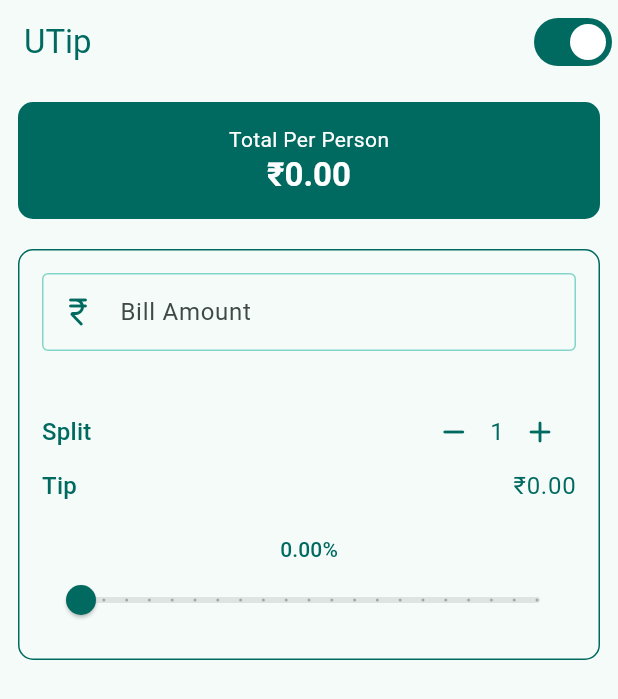
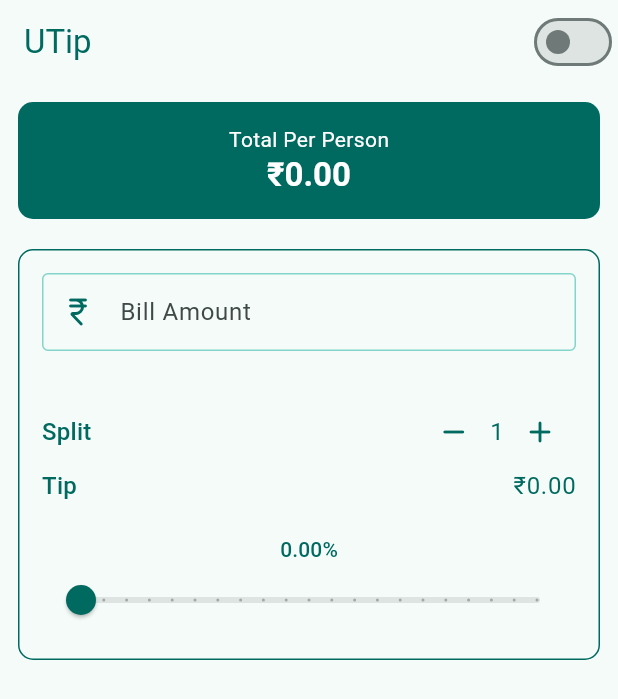
Before and after one commit to Alok-Sci/coursera--tip-calculator-app, a Flutter app: the screen it shows after launch, on a phone screen of 412 x 824 dp. Shown: the top 699 px of the screen. Run offline on Flutter 3.47's test engine with Material 3 defaults, Android fonts, the phone set to English and light mode, and no system bars.

Commit message:
Task 15: Add ThemeProvider

```diff
--- a/lib/main.dart
+++ b/lib/main.dart
@@ -1,3 +1,4 @@
+import 'package:coursera__tip_calculator_app/providers/theme_provider.dart';
 import 'package:coursera__tip_calculator_app/providers/tip_calculator_provider.dart';
 import 'package:coursera__tip_calculator_app/widgets/bill_amount_field.dart';
 import 'package:coursera__tip_calculator_app/widgets/person_counter.dart';
@@ -23,8 +24,16 @@ class MyApp extends StatelessWidget {
         colorScheme: ColorScheme.fromSeed(seedColor: Colors.teal),
         useMaterial3: true,
       ),
-      home: ChangeNotifierProvider(
-        create: (context) => TipCalculatorProvider(),
+      home: MultiProvider(
+        providers: [
+          ChangeNotifierProvider(
+            create: (context) => TipCalculatorProvider(),
+          ),
+          ChangeNotifierProvider(
+            create: (context) => ThemeProvider(),
+            child: UTip(),
+          )
+        ],
         child: UTip(),
       ),
     );
@@ -46,6 +55,7 @@ class _UTipState extends State<UTip> {
     final colorScheme = theme.colorScheme;
 
     final provider = Provider.of<TipCalculatorProvider>(context);
+    final themeProvider = Provider.of<ThemeProvider>(context);
 
     return Scaffold(
       appBar: AppBar(
@@ -55,9 +65,14 @@ class _UTipState extends State<UTip> {
         ),
         actions: [
           // * theme change switch button
-          Switch(
-            value: true,
-            onChanged: (value) {},
+          Consumer<ThemeProvider>(
+            builder:
+                (BuildContext context, ThemeProvider value, Widget? child) {
+              return Switch(
+                value: themeProvider.isDarkMode,
+                onChanged: (value) => themeProvider.toggleTheme(),
+              );
+            },
           )
         ],
       ),
--- /dev/null
+++ b/lib/providers/theme_provider.dart
@@ -0,0 +1,16 @@
+import 'package:flutter/material.dart';
+
+class ThemeProvider extends ChangeNotifier {
+  bool _isDarkMode = false;
+  bool get isDarkMode => _isDarkMode;
+
+  void toggleTheme(){
+    _isDarkMode = !_isDarkMode;
+    notifyListeners();
+  }
+
+  ThemeData get currentTheme {
+    return _isDarkMode ? ThemeData.dark() : ThemeData.light();
+  }
+
+}
```
